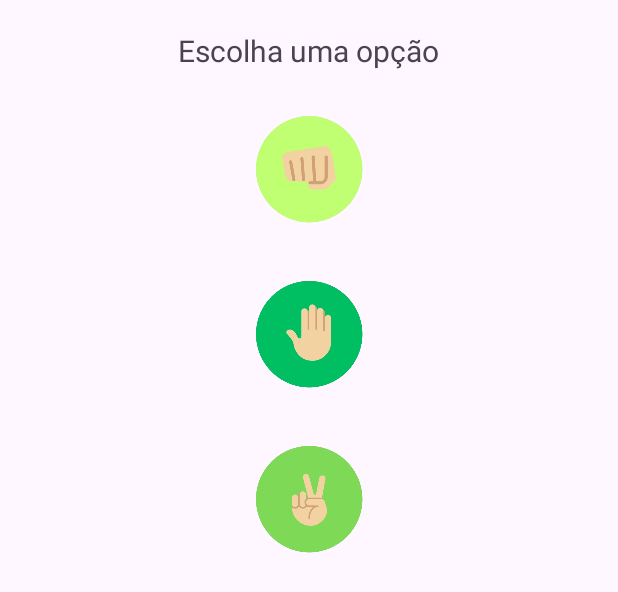
After one commit to leticiotte/PedraPapelTesoura, an Android app: the layout fragment_two_players_round.xml on its own in the app's theme, with its tools: preview values and no code run, on a phone screen of 412 x 824 dp. The commit adds this screen. Shown: the top 592 px of the screen. Run offline under Robolectric (Android 15) with nearby library versions, the phone set to English and light mode, and no system bars.

Commit message:
feat: improves RoundFragment - divides into 2 fragments: with 2 or 3 players

```diff
--- a/app/src/main/java/com/example/pedrapapeltesoura/MyApp.kt
+++ b/app/src/main/java/com/example/pedrapapeltesoura/MyApp.kt
@@ -2,7 +2,7 @@ package com.example.pedrapapeltesoura
 
 import android.app.Application
 import com.example.pedrapapeltesoura.domain.repository.GameRepository
-import com.example.pedrapapeltesoura.infrastructure.repository.GameRepositoryImpl
+import com.example.pedrapapeltesoura.infrastructure.repository.impl.GameRepositoryImpl
 import org.koin.android.ext.koin.androidContext
 import org.koin.core.context.GlobalContext.startKoin
 import org.koin.dsl.module
--- a/app/src/main/java/com/example/pedrapapeltesoura/infrastructure/repository/GameRepositoryImpl.kt
+++ b/app/src/main/java/com/example/pedrapapeltesoura/infrastructure/repository/impl/GameRepositoryImpl.kt
@@ -1,4 +1,4 @@
-package com.example.pedrapapeltesoura.infrastructure.repository
+package com.example.pedrapapeltesoura.infrastructure.repository.impl
 
 import com.example.pedrapapeltesoura.domain.repository.GameRepository
 
--- /dev/null
+++ b/app/src/main/res/layout/fragment_two_players_round.xml
@@ -0,0 +1,206 @@
+<?xml version="1.0" encoding="utf-8"?>
+<RelativeLayout xmlns:android="http://schemas.android.com/apk/res/android"
+    xmlns:app="http://schemas.android.com/apk/res-auto"
+    xmlns:tools="http://schemas.android.com/tools"
+    android:layout_width="match_parent"
+    android:layout_height="match_parent"
+    android:orientation="horizontal">
+
+    <!--    2P - Two Players-->
+    <androidx.core.widget.NestedScrollView
+        android:id="@+id/gameOptions2PNestedScrollView"
+        android:layout_width="match_parent"
+        android:layout_height="match_parent"
+        android:visibility="visible"
+        tools:context=".ui.fragment.MembersFragment">
+
+        <LinearLayout
+            android:layout_width="match_parent"
+            android:layout_height="wrap_content"
+            android:orientation="vertical">
+
+            <TextView
+                android:id="@+id/roundTitle2PTv"
+                android:layout_width="wrap_content"
+                android:layout_height="wrap_content"
+                android:layout_gravity="center"
+                android:layout_marginTop="20dp"
+                android:gravity="center"
+                android:text="@string/choose_an_option_tv"
+                android:textSize="20sp" />
+
+            <ImageView
+                android:id="@+id/rock2PImg"
+                android:layout_width="90dp"
+                android:layout_height="90dp"
+                android:layout_gravity="center"
+                android:layout_marginTop="20dp"
+                android:clickable="true"
+                android:contentDescription="@string/rock_img_content_description"
+                android:focusable="true"
+                app:srcCompat="@drawable/rock" />
+
+            <ImageView
+                android:id="@+id/paper2PImg"
+                android:layout_width="90dp"
+                android:layout_height="90dp"
+                android:layout_gravity="center"
+                android:layout_marginTop="20dp"
+                android:backgroundTint="@color/black"
+                android:clickable="true"
+                android:contentDescription="@string/paper_img_content_description"
+                android:focusable="true"
+                app:srcCompat="@drawable/paper" />
+
+            <ImageView
+                android:id="@+id/scissor2PImg"
+                android:layout_width="90dp"
+                android:layout_height="90dp"
+                android:layout_gravity="center"
+                android:layout_marginTop="20dp"
+                android:clickable="true"
+                android:contentDescription="@string/scissor_img_content_description"
+                android:focusable="true"
+                app:srcCompat="@drawable/scissor" />
+        </LinearLayout>
+    </androidx.core.widget.NestedScrollView>
+
+    <androidx.constraintlayout.widget.ConstraintLayout
+        android:id="@+id/downCounter2PConstraintLayout"
+        android:layout_width="match_parent"
+        android:layout_height="match_parent"
+        android:visibility="gone">
+
+        <TextView
+            android:id="@+id/downCounter2PTv"
+            android:layout_width="wrap_content"
+            android:layout_height="wrap_content"
+            android:textSize="50sp"
+            app:layout_constraintBottom_toBottomOf="parent"
+            app:layout_constraintEnd_toEndOf="parent"
+            app:layout_constraintStart_toStartOf="parent"
+            app:layout_constraintTop_toTopOf="parent"
+
+            />
+    </androidx.constraintlayout.widget.ConstraintLayout>
+
+    <androidx.core.widget.NestedScrollView
+        android:id="@+id/roundResult2PNestedScrollView"
+        android:layout_width="match_parent"
+        android:layout_height="match_parent"
+        android:visibility="gone"
+        tools:context=".ui.fragment.MembersFragment">
+
+        <androidx.constraintlayout.widget.ConstraintLayout
+            android:layout_width="match_parent"
+            android:layout_height="match_parent">
+
+            <TextView
+                android:id="@+id/resultTitle2PTv"
+                android:layout_width="wrap_content"
+                android:layout_height="wrap_content"
+                android:layout_marginTop="20dp"
+                android:text=""
+                android:textSize="40sp"
+                app:layout_constraintEnd_toEndOf="parent"
+                app:layout_constraintStart_toStartOf="parent"
+                app:layout_constraintTop_toTopOf="parent" />
+
+            <LinearLayout
+                android:layout_width="match_parent"
+                android:layout_height="match_parent"
+                android:layout_marginTop="20sp"
+                android:gravity="center"
+                android:orientation="vertical"
+                app:layout_constraintTop_toBottomOf="@+id/resultTitle2PTv">
+
+                <LinearLayout
+                    android:layout_width="match_parent"
+                    android:layout_height="match_parent"
+                    android:gravity="center"
+                    android:orientation="horizontal"
+                    android:padding="10sp">
+
+                    <LinearLayout
+                        android:layout_width="wrap_content"
+                        android:layout_height="match_parent"
+                        android:gravity="center"
+                        android:orientation="vertical"
+                        android:paddingStart="10sp">
+
+                        <ImageView
+                            android:id="@+id/userChoice2PImg"
+                            android:layout_width="90dp"
+                            android:layout_height="90dp"
+                            android:layout_centerVertical="true"
+                            android:clickable="true"
+                            android:contentDescription="@string/rock_img_content_description"
+                            android:focusable="true"
+                            app:srcCompat="@drawable/rock" />
+
+                        <TextView
+                            android:id="@+id/userLegend2PTv"
+                            android:layout_width="wrap_content"
+                            android:layout_height="wrap_content"
+                            android:text="Você"
+                            android:textSize="25sp"
+                            app:layout_constraintEnd_toEndOf="parent"
+                            app:layout_constraintStart_toStartOf="parent"
+                            app:layout_constraintTop_toBottomOf="@+id/userChoice3PImg" />
+
+
+                    </LinearLayout>
+
+                    <LinearLayout
+                        android:layout_width="wrap_content"
+                        android:layout_height="match_parent"
+                        android:gravity="center"
+                        android:orientation="vertical"
+                        android:paddingEnd="10sp">
+
+                        <ImageView
+                            android:id="@+id/appPlayerChoice2PImg"
+                            android:layout_width="90dp"
+                            android:layout_height="90dp"
+                            android:layout_centerVertical="true"
+                            android:clickable="true"
+                            android:contentDescription="@string/scissor_img_content_description"
+                            android:focusable="true"
+                            app:srcCompat="@drawable/scissor" />
+
+                        <TextView
+                            android:id="@+id/appPlayerLegend2PTv"
+                            android:layout_width="wrap_content"
+                            android:layout_height="wrap_content"
+                            android:text="Bot 1"
+                            android:textSize="25sp"
+                            app:layout_constraintEnd_toEndOf="parent"
+                            app:layout_constraintStart_toStartOf="parent"
+                            app:layout_constraintTop_toBottomOf="@+id/userChoice3PImg" />
+
+                    </LinearLayout>
+                </LinearLayout>
+
+                <Button
+                    android:id="@+id/nextRound2PBtn"
+                    android:layout_width="wrap_content"
+                    android:layout_height="wrap_content"
+                    android:layout_marginTop="10sp"
+                    android:text="@string/next_round_button"
+                    android:textSize="18sp" />
+
+                <Button
+                    android:id="@+id/finishGame2PBtn"
+                    android:layout_width="wrap_content"
+                    android:layout_height="wrap_content"
+                    android:layout_marginTop="10sp"
+                    android:text="@string/finish_game_button"
+                    android:textSize="18sp"
+                    android:visibility="gone" />
+
+
+            </LinearLayout>
+        </androidx.constraintlayout.widget.ConstraintLayout>
+    </androidx.core.widget.NestedScrollView>
+
+</RelativeLayout>
```
Also changed, not shown: app/src/main/java/com/example/pedrapapeltesoura/ui/fragment/RoundThreePlayersFragment.kt (added, +140 -0 lines), app/src/main/java/com/example/pedrapapeltesoura/ui/fragment/RoundTwoPlayersFragment.kt (renamed from app/src/main/java/com/example/pedrapapeltesoura/ui/fragment/RoundFragment.kt, +14 -14 lines), app/src/main/java/com/example/pedrapapeltesoura/ui/fragment/StartGameFragment.kt (+7 -6 lines), app/src/main/res/layout/fragment_three_players_round.xml (renamed from app/src/main/res/layout/fragment_round.xml, +34 -36 lines), app/src/main/res/navigation/nav_graph.xml (+21 -6 lines).
